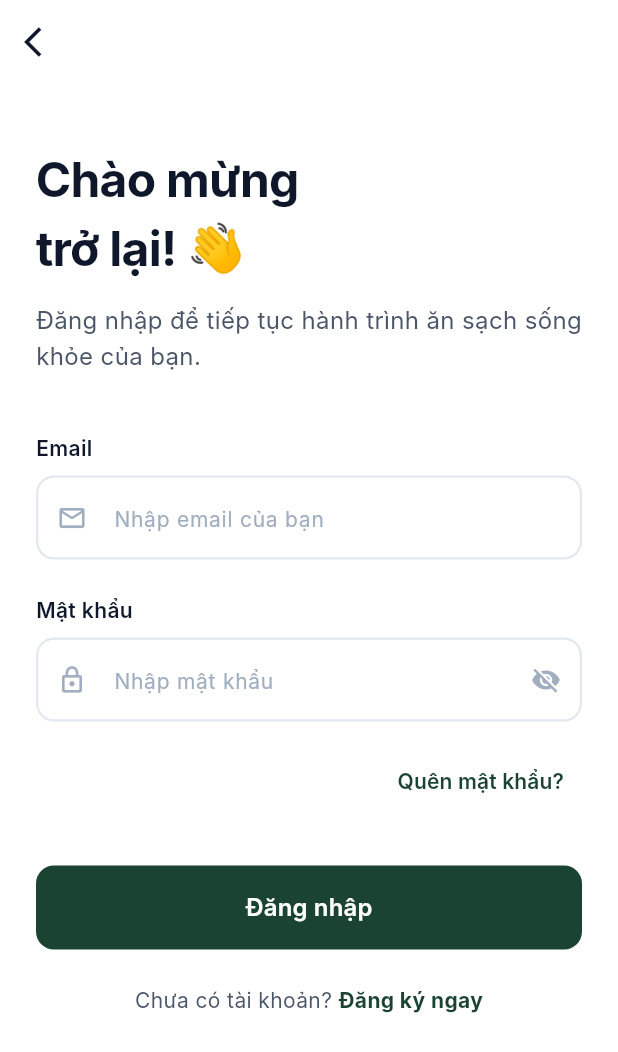
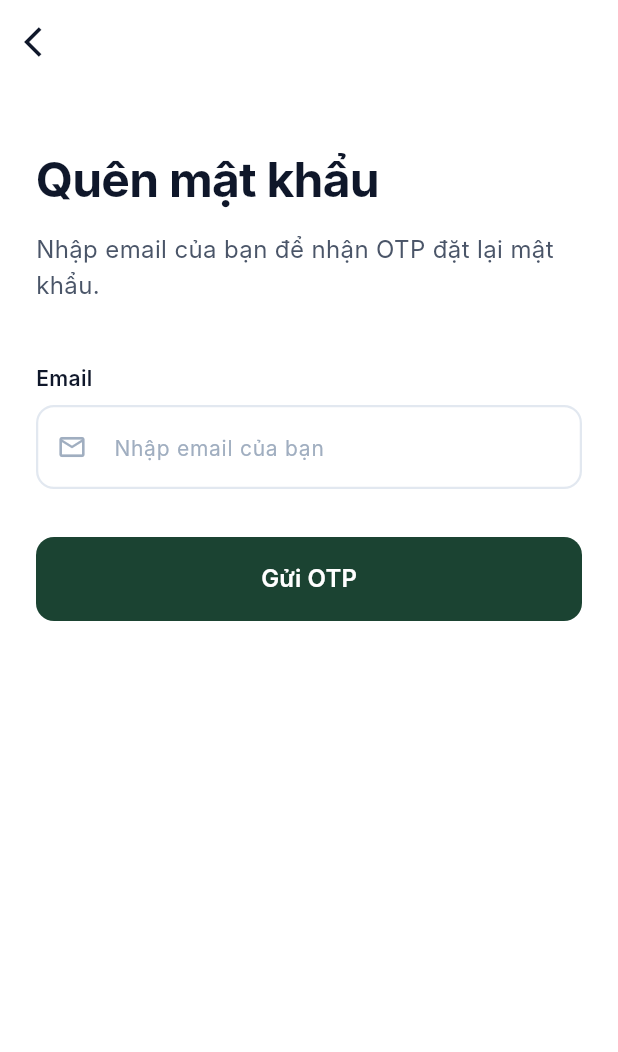
Before and after one commit to EXE201-MenuGreen/MenuGreenSystem, a Flutter app: the LoginScreen screen opened directly, after a tap on "Quên mật khẩu?", on a phone screen of 412 x 824 dp. Shown: the top 1052 px of the screen. Run offline on Flutter 3.47's test engine with Material 3 defaults, Android fonts, the phone set to English and light mode, and no system bars; our stand-ins replace shared_preferences; accounts and stored records are empty; Roboto replaces fonts that are missing (Inter).

Commit message:
feat: implement forgot and reset password functionality
- Added new API endpoints for forgot and reset password in ApiEndpoints.
- Implemented forgotPassword and resetPassword methods in AuthRepository to handle password recovery.
- Created ForgotPasswordScreen for user to request OTP and navigate to ResetPasswordScreen.
- Developed ResetPasswordScreen for users to reset their password using the received OTP.
- Updated LoginScreen to include navigation to ForgotPasswordScreen.

```diff
--- a/frontend/lib/core/network/api_endpoints.dart
+++ b/frontend/lib/core/network/api_endpoints.dart
@@ -21,6 +21,8 @@ class ApiEndpoints {
   static String get login => '$baseUrl/Auth/login';
   static String get register => '$baseUrl/Auth/register';
   static String get verifyOtp => '$baseUrl/Auth/verify-otp';
+  static String get forgotPassword => '$baseUrl/Auth/forgot-password';
+  static String get resetPassword => '$baseUrl/Auth/reset-password';
   static String get refreshToken => '$baseUrl/Auth/refresh-token';
   static String get logout => '$baseUrl/Auth/logout';
   static String get getProfile => '$baseUrl/Profile/me';
--- /dev/null
+++ b/frontend/lib/features/auth/views/forgot_password_screen.dart
@@ -0,0 +1,119 @@
+import 'package:flutter/material.dart';
+
+import '../../../core/constants/app_colors.dart';
+import '../../../core/constants/app_text_styles.dart';
+import '../../../core/widgets/custom_text_field.dart';
+import '../../../core/widgets/primary_button.dart';
+import '../repositories/auth_repository.dart';
+import 'reset_password_screen.dart';
+
+class ForgotPasswordScreen extends StatefulWidget {
+  const ForgotPasswordScreen({super.key, this.prefillEmail});
+
+  final String? prefillEmail;
+
+  @override
+  State<ForgotPasswordScreen> createState() => _ForgotPasswordScreenState();
+}
+
+class _ForgotPasswordScreenState extends State<ForgotPasswordScreen> {
+  final _emailController = TextEditingController();
+  final _authRepo = AuthRepository();
+  bool _isLoading = false;
+
+  @override
+  void initState() {
+    super.initState();
+    if (widget.prefillEmail != null && widget.prefillEmail!.trim().isNotEmpty) {
+      _emailController.text = widget.prefillEmail!.trim();
+    }
+  }
+
+  Future<void> _handleSendOtp() async {
+    final email = _emailController.text.trim();
+    if (email.isEmpty || !email.contains('@')) {
+      ScaffoldMessenger.of(context).showSnackBar(
+        const SnackBar(content: Text('Vui lòng nhập email hợp lệ')),
+      );
+      return;
+    }
+
+    setState(() => _isLoading = true);
+    final result = await _authRepo.forgotPassword(email);
+
+    if (!mounted) return;
+    setState(() => _isLoading = false);
+
+    if (result['success'] == true) {
+      final data = result['data'];
+      final message = (data is Map<String, dynamic>) ? (data['message'] ?? data['Message'])?.toString() : null;
+      ScaffoldMessenger.of(context).showSnackBar(
+        SnackBar(
+          content: Text(message ?? 'OTP đã được gửi (nếu email tồn tại).', style: const TextStyle(color: Colors.white)),
+          backgroundColor: Colors.green,
+        ),
+      );
+      Navigator.push(
+        context,
+        MaterialPageRoute(builder: (_) => ResetPasswordScreen(email: email)),
+      );
+    } else {
+      ScaffoldMessenger.of(context).showSnackBar(
+        SnackBar(content: Text((result['message'] ?? 'Gửi OTP thất bại').toString()), backgroundColor: Colors.red),
+      );
+    }
+  }
+
+  @override
+  void dispose() {
+    _emailController.dispose();
+    super.dispose();
+  }
+
+  @override
+  Widget build(BuildContext context) {
+    return Scaffold(
+      backgroundColor: Colors.white,
+      appBar: AppBar(
+        backgroundColor: Colors.white,
+        elevation: 0,
+        leading: IconButton(
+          icon: const Icon(Icons.arrow_back_ios, color: AppColors.textDark),
+          onPressed: () => Navigator.pop(context),
+        ),
+      ),
+      body: SafeArea(
+        child: SingleChildScrollView(
+          padding: const EdgeInsets.all(24.0),
+          child: Column(
+            crossAxisAlignment: CrossAxisAlignment.start,
+            children: [
+              const SizedBox(height: 16),
+              const Text('Quên mật khẩu', style: AppTextStyles.heading1),
+              const SizedBox(height: 12),
+              const Text(
+                'Nhập email của bạn để nhận OTP đặt lại mật khẩu.',
+                style: AppTextStyles.subtitle,
+              ),
+              const SizedBox(height: 40),
+              CustomTextField(
+                controller: _emailController,
+                label: 'Email',
+                hintText: 'Nhập email của bạn',
+                keyboardType: TextInputType.emailAddress,
+                prefixIcon: Icons.email_outlined,
+              ),
+              const SizedBox(height: 32),
+              _isLoading
+                  ? const Center(child: CircularProgressIndicator(color: AppColors.primary))
+                  : PrimaryButton(
+                      text: 'Gửi OTP',
+                      onPressed: _handleSendOtp,
+                    ),
+            ],
+          ),
+        ),
+      ),
+    );
+  }
+}
--- a/frontend/lib/features/auth/views/login_screen.dart
+++ b/frontend/lib/features/auth/views/login_screen.dart
@@ -7,6 +7,7 @@ import '../repositories/auth_repository.dart';
 import 'register_screen.dart';
 import '../../main/views/main_screen.dart';
 import 'verify_otp_screen.dart';
+import 'forgot_password_screen.dart';
 
 class LoginScreen extends StatefulWidget {
   const LoginScreen({super.key});
@@ -123,7 +124,14 @@ class _LoginScreenState extends State<LoginScreen> {
               Align(
                 alignment: Alignment.centerRight,
                 child: TextButton(
-                  onPressed: () {},
+                  onPressed: () {
+                    Navigator.push(
+                      context,
+                      MaterialPageRoute(
+                        builder: (_) => ForgotPasswordScreen(prefillEmail: _emailController.text.trim()),
+                      ),
+                    );
+                  },
                   child: const Text(
                     'Quên mật khẩu?',
                     style: TextStyle(
```
Also changed, not shown: frontend/lib/features/auth/repositories/auth_repository.dart (+48 -0 lines), frontend/lib/features/auth/views/reset_password_screen.dart (added, +134 -0 lines).
